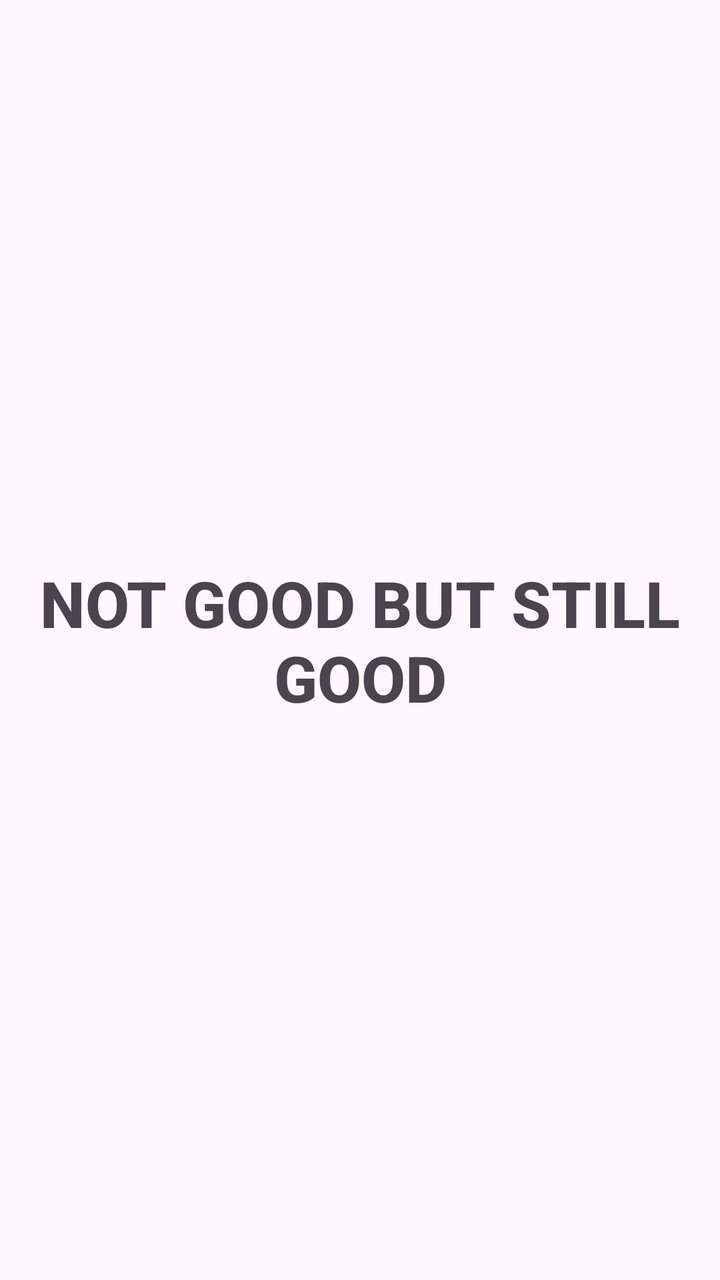
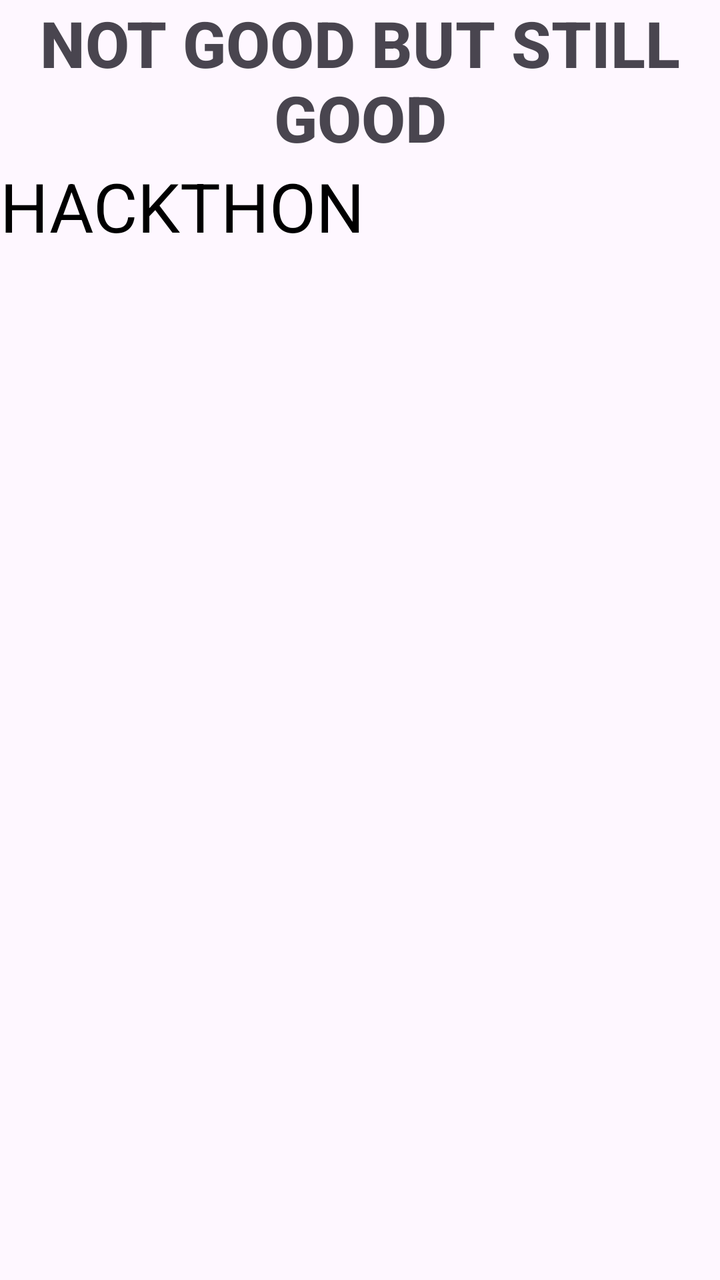

Compare the two renders of this Android layout. The source of the first and the diff that turns it into the second are given below.
<!-- AndroidManifest.xml: application theme Theme.MyApplication -->
<!-- res/layout/activity_main.xml -->
<?xml version="1.0" encoding="utf-8"?>
<androidx.constraintlayout.widget.ConstraintLayout xmlns:android="http://schemas.android.com/apk/res/android"
    xmlns:app="http://schemas.android.com/apk/res-auto"
    xmlns:tools="http://schemas.android.com/tools"
    android:id="@+id/main"
    android:layout_width="match_parent"
    android:layout_height="match_parent"
    tools:context=".MainActivity">

    <TextView
        android:layout_width="wrap_content"
        android:layout_height="wrap_content"
        android:text="NOT GOOD BUT STILL GOOD"
        app:layout_constraintBottom_toBottomOf="parent"
        app:layout_constraintEnd_toEndOf="parent"
        android:textSize="32sp"
        android:textStyle="bold"
        android:fontFamily="sans-serif-medium"
        android:gravity="center"
        app:layout_constraintStart_toStartOf="parent"
        app:layout_constraintTop_toTopOf="parent" />

</androidx.constraintlayout.widget.ConstraintLayout>
<!-- resources referenced by this layout -->
<resources>
  <style name="Theme.MyApplication" parent="Base.Theme.MyApplication" />
  <style name="Base.Theme.MyApplication" parent="Theme.Material3.DayNight.NoActionBar">
          
          
      </style>
</resources>

<!-- the commit's change to res/layout/activity_main.xml (unified diff, before → after) -->
@@ -1,5 +1,7 @@
 <?xml version="1.0" encoding="utf-8"?>
-<androidx.constraintlayout.widget.ConstraintLayout xmlns:android="http://schemas.android.com/apk/res/android"
+<LinearLayout
+    android:orientation="vertical"
+    xmlns:android="http://schemas.android.com/apk/res/android"
     xmlns:app="http://schemas.android.com/apk/res-auto"
     xmlns:tools="http://schemas.android.com/tools"
     android:id="@+id/main"
@@ -11,13 +13,16 @@
         android:layout_width="wrap_content"
         android:layout_height="wrap_content"
         android:text="NOT GOOD BUT STILL GOOD"
-        app:layout_constraintBottom_toBottomOf="parent"
-        app:layout_constraintEnd_toEndOf="parent"
         android:textSize="32sp"
         android:textStyle="bold"
         android:fontFamily="sans-serif-medium"
-        android:gravity="center"
-        app:layout_constraintStart_toStartOf="parent"
-        app:layout_constraintTop_toTopOf="parent" />
+        android:gravity="center" />
 
-</androidx.constraintlayout.widget.ConstraintLayout>
+    <TextView
+        android:layout_width="match_parent"
+        android:layout_height="wrap_content"
+        android:text="HACKTHON"
+        android:textColor="@color/black"
+        android:textSize="34sp"/>
+
+</LinearLayout>
<!-- resource entries referenced after the edit -->
@@ -1,5 +1,6 @@
 <!-- resources referenced by this layout -->
 <resources>
+  <color name="black">#FF000000</color>
   <style name="Theme.MyApplication" parent="Base.Theme.MyApplication" />
   <style name="Base.Theme.MyApplication" parent="Theme.Material3.DayNight.NoActionBar">
           
